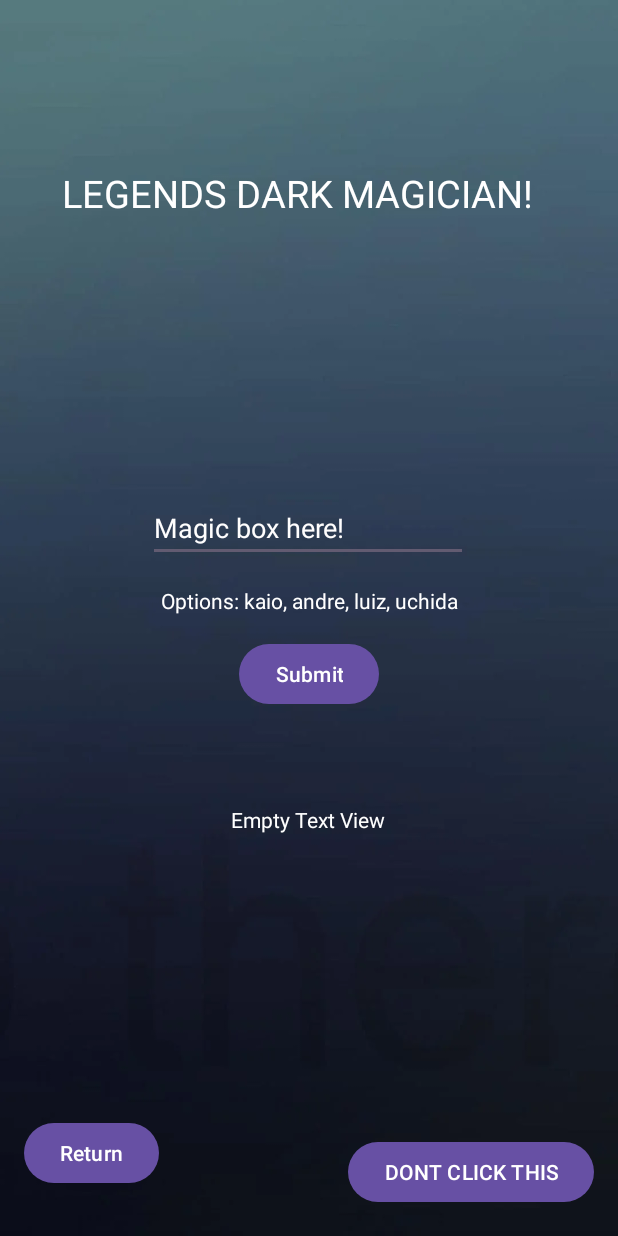
After one commit to kevinzancle/disciplinas-2024, an Android app: the Case4 screen opened directly, with no data from a screen before it, on a phone screen of 412 x 824 dp. The commit adds this screen. Run offline under Robolectric (Android 15) with nearby library versions, the light colour scheme and no system bars.

Commit message:
Complete aula 18 with APK

```diff
--- a/repo-uc13/Aula18_EstruturaDeDecisao/app/src/main/AndroidManifest.xml
+++ b/repo-uc13/Aula18_EstruturaDeDecisao/app/src/main/AndroidManifest.xml
@@ -12,6 +12,9 @@
         android:supportsRtl="true"
         android:theme="@style/Theme.Aula18_EstruturaDeDecisao"
         tools:targetApi="31">
+        <activity
+            android:name=".Case4"
+            android:exported="false" />
         <activity
             android:name=".Case3"
             android:exported="false" />
--- a/repo-uc13/Aula18_EstruturaDeDecisao/app/src/main/java/com/example/aula18_estruturadedecisao/Case2.java
+++ b/repo-uc13/Aula18_EstruturaDeDecisao/app/src/main/java/com/example/aula18_estruturadedecisao/Case2.java
@@ -42,6 +42,7 @@ public class Case2 extends AppCompatActivity {
     }
 
     public void returnCase1 (View view) {
+
         finish();
     }
 
--- /dev/null
+++ b/repo-uc13/Aula18_EstruturaDeDecisao/app/src/main/java/com/example/aula18_estruturadedecisao/Case4.java
@@ -0,0 +1,60 @@
+package com.example.aula18_estruturadedecisao;
+
+import android.os.Bundle;
+import android.view.View;
+import android.widget.EditText;
+import android.widget.TextView;
+import android.widget.Toast;
+
+import androidx.activity.EdgeToEdge;
+import androidx.appcompat.app.AppCompatActivity;
+import androidx.core.graphics.Insets;
+import androidx.core.view.ViewCompat;
+import androidx.core.view.WindowInsetsCompat;
+
+public class Case4 extends AppCompatActivity {
+
+    @Override
+    protected void onCreate(Bundle savedInstanceState) {
+        super.onCreate(savedInstanceState);
+        EdgeToEdge.enable(this);
+        setContentView(R.layout.activity_case4);
+        ViewCompat.setOnApplyWindowInsetsListener(findViewById(R.id.main), (v, insets) -> {
+            Insets systemBars = insets.getInsets(WindowInsetsCompat.Type.systemBars());
+            v.setPadding(systemBars.left, systemBars.top, systemBars.right, systemBars.bottom);
+            return insets;
+        });
+    }
+
+    public void case4oc (View view){
+        TextView change = findViewById(R.id.textViewChange);
+        EditText inputcollect4 = findViewById(R.id.editTextInput4);
+        String content4 = String.valueOf(inputcollect4.getText());
+        switch (content4){
+            case "kaio":
+            change.setText("Kaio's dark magic is JAVA");
+                break;
+            case "andre":
+                change.setText("Andre's dark magic is CALVICE");
+                break;
+            case "luiz":
+                change.setText("Luiz's dark magic is HTML/CSS");
+                break;
+            case "uchida":
+                change.setText("REAL HACKER MAN XINGLING!");
+                break;
+
+        }
+    }
+
+    public void lastbtn (View view){
+        Toast.makeText(this, "If you move, you are gay...", Toast.LENGTH_LONG).show();
+    }
+
+    public void returnCase3 (View view) {
+
+        finish();
+    }
+
+
+}
--- /dev/null
+++ b/repo-uc13/Aula18_EstruturaDeDecisao/app/src/main/res/layout/activity_case4.xml
@@ -0,0 +1,102 @@
+<?xml version="1.0" encoding="utf-8"?>
+<androidx.constraintlayout.widget.ConstraintLayout xmlns:android="http://schemas.android.com/apk/res/android"
+    xmlns:app="http://schemas.android.com/apk/res-auto"
+    xmlns:tools="http://schemas.android.com/tools"
+    android:id="@+id/main"
+    android:layout_width="match_parent"
+    android:layout_height="match_parent"
+    android:background="@drawable/case04background"
+    tools:context=".Case4">
+
+    <Button
+        android:id="@+id/button9"
+        android:layout_width="wrap_content"
+        android:layout_height="wrap_content"
+        android:layout_marginTop="156dp"
+        android:onClick="returnCase3"
+        android:text="Return"
+        app:layout_constraintBottom_toBottomOf="parent"
+        app:layout_constraintEnd_toStartOf="@+id/button6"
+        app:layout_constraintHorizontal_bias="0.113"
+        app:layout_constraintStart_toStartOf="parent"
+        app:layout_constraintTop_toBottomOf="@+id/textViewChange"
+        app:layout_constraintVertical_bias="0.515" />
+
+    <TextView
+        android:id="@+id/textView"
+        android:layout_width="329dp"
+        android:layout_height="38dp"
+        android:text="LEGENDS DARK MAGICIAN!"
+        android:textColor="#FFFFFF"
+        android:textSize="25sp"
+        app:layout_constraintBottom_toBottomOf="parent"
+        app:layout_constraintEnd_toEndOf="parent"
+        app:layout_constraintStart_toStartOf="parent"
+        app:layout_constraintTop_toTopOf="parent"
+        app:layout_constraintVertical_bias="0.142" />
+
+    <EditText
+        android:id="@+id/editTextInput4"
+        android:layout_width="wrap_content"
+        android:layout_height="wrap_content"
+        android:ems="10"
+        android:hint="Magic box here!"
+        android:inputType="text"
+        android:textColor="#FFFFFF"
+        android:textColorHint="#FFFEFE"
+        app:layout_constraintBottom_toTopOf="@+id/button2"
+        app:layout_constraintEnd_toEndOf="parent"
+        app:layout_constraintHorizontal_bias="0.497"
+        app:layout_constraintStart_toStartOf="parent"
+        app:layout_constraintTop_toBottomOf="@+id/textView"
+        app:layout_constraintVertical_bias="0.78" />
+
+    <Button
+        android:id="@+id/button2"
+        android:layout_width="wrap_content"
+        android:layout_height="wrap_content"
+        android:onClick="case4oc"
+        android:text="Submit"
+        app:layout_constraintBottom_toTopOf="@+id/textViewChange"
+        app:layout_constraintEnd_toEndOf="parent"
+        app:layout_constraintStart_toStartOf="parent"
+        app:layout_constraintTop_toTopOf="parent"
+        app:layout_constraintVertical_bias="0.87" />
+
+    <Button
+        android:id="@+id/button6"
+        android:layout_width="wrap_content"
+        android:layout_height="wrap_content"
+        android:onClick="lastbtn"
+        android:text="DONT CLICK THIS"
+        app:layout_constraintBottom_toBottomOf="parent"
+        app:layout_constraintEnd_toEndOf="parent"
+        app:layout_constraintHorizontal_bias="0.935"
+        app:layout_constraintStart_toStartOf="parent"
+        app:layout_constraintTop_toBottomOf="@+id/textViewChange"
+        app:layout_constraintVertical_bias="0.915" />
+
+    <TextView
+        android:id="@+id/textViewChange"
+        android:layout_width="wrap_content"
+        android:layout_height="wrap_content"
+        android:text="Empty Text View"
+        android:textColor="#FFFFFF"
+        app:layout_constraintBottom_toBottomOf="parent"
+        app:layout_constraintEnd_toEndOf="parent"
+        app:layout_constraintHorizontal_bias="0.498"
+        app:layout_constraintStart_toStartOf="parent"
+        app:layout_constraintTop_toTopOf="parent"
+        app:layout_constraintVertical_bias="0.667" />
+
+    <TextView
+        android:id="@+id/textView4"
+        android:layout_width="wrap_content"
+        android:layout_height="wrap_content"
+        android:text="Options: kaio, andre, luiz, uchida"
+        android:textColor="#FFFFFF"
+        app:layout_constraintBottom_toTopOf="@+id/button2"
+        app:layout_constraintEnd_toEndOf="parent"
+        app:layout_constraintStart_toStartOf="parent"
+        app:layout_constraintTop_toBottomOf="@+id/editTextInput4" />
+</androidx.constraintlayout.widget.ConstraintLayout>
```
Also changed, not shown: repo-uc13/Aula18_EstruturaDeDecisao/app/src/main/java/com/example/aula18_estruturadedecisao/Case3.java (+48 -0 lines), repo-uc13/Aula18_EstruturaDeDecisao/app/src/main/res/layout/activity_case3.xml (+81 -0 lines), repo-uc13/Aula18_EstruturaDeDecisao/app/src/main/res/layout/activity_caso2.xml (+4 -3 lines), repo-uc13/Aula18_EstruturaDeDecisao/app/src/main/res/drawable/case04background.webp (added), repo-uc13/Aula18_EstruturaDeDecisao/app/src/main/res/drawable/case3title.png (added), repo-uc13/Aula18_EstruturaDeDecisao/app/src/main/res/drawable/case3title2.png (added), repo-uc13/Aula18_EstruturaDeDecisao/app/src/main/res/drawable/project_background3.webp (added), 1 other file.
